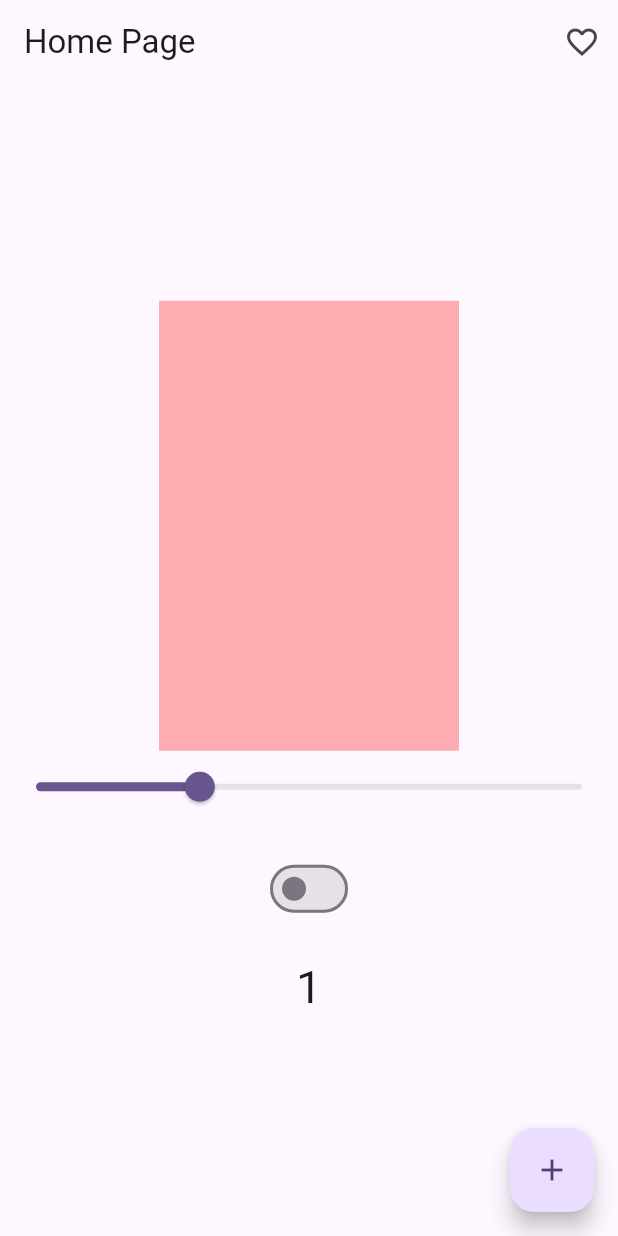
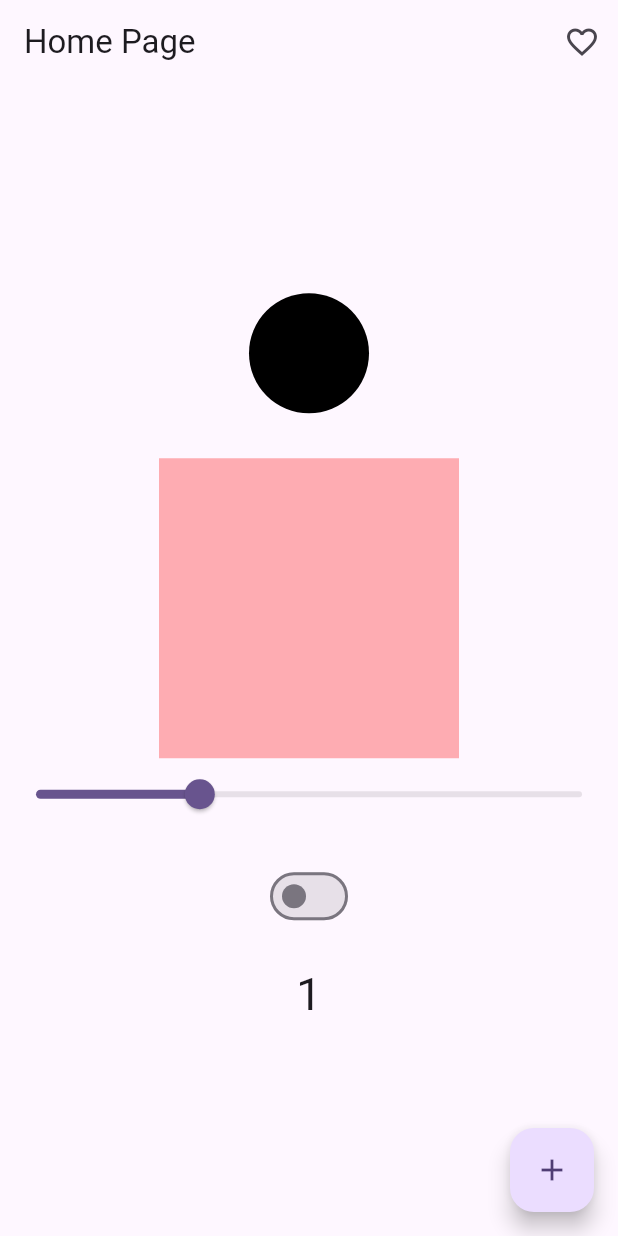
Before and after one commit to taufiqelahi/flutter_getx_mvvm, a Flutter app: the screen it shows after launch, on a phone screen of 412 x 824 dp. Run offline on Flutter 3.47's test engine with Material 3 defaults, Android fonts, the light colour scheme and no system bars; our stand-ins replace fluttertoast, get, image_picker.

Commit message:
Learn getx imagecontrollersection

```diff
--- a/lib/view/home_screen.dart
+++ b/lib/view/home_screen.dart
@@ -1,8 +1,11 @@
+import 'dart:io';
+
 import 'package:flutter/material.dart';
 import 'package:get/get.dart';
 import 'package:getx_mvvm/utlis/color/app_colors.dart';
 import 'package:getx_mvvm/view_model/counter_controller.dart';
 import 'package:getx_mvvm/view_model/favourite_controller.dart';
+import 'package:getx_mvvm/view_model/image_picker_controller.dart';
 import 'package:getx_mvvm/view_model/opacity_controller.dart';
 import 'package:getx_mvvm/view_model/switch_controller.dart';
 
@@ -14,6 +17,7 @@ class HomeScreen extends StatelessWidget {
     CounterController counterController = Get.put(CounterController());
     OpacityController opacityController = Get.put(OpacityController());
     SwitchController switchController = Get.put(SwitchController());
+    ImagePickerController imagePickerController=Get.put(ImagePickerController());
     FavouriteController favouriteController = Get.put(FavouriteController());
     return Scaffold(
       floatingActionButton: FloatingActionButton(
@@ -40,11 +44,24 @@ class HomeScreen extends StatelessWidget {
         child: Column(
           mainAxisSize: MainAxisSize.min,
           children: [
+            Obx(
+            ()=>InkWell(
+              onTap: () async {
+                await imagePickerController.getImage();
+              },
+              child: CircleAvatar(
+                  backgroundColor: Colors.black,
+                  radius: 40,
+               child: imagePickerController.imagePath.isNotEmpty?Image.file(File(imagePickerController.imagePath.value)):Container(),
+                ),
+            ),
+            ),
+            SizedBox(height: 30,),
             Obx(() {
               return Column(
                 children: [
                   Container(
-                    height: 300,
+                    height: 200,
                     width: 200,
                     color: AppColors.red
                         .withOpacity(opacityController.opacity.value),
--- /dev/null
+++ b/lib/view_model/image_picker_controller.dart
@@ -0,0 +1,14 @@
+import 'package:get/get.dart';
+import 'package:image_picker/image_picker.dart';
+
+class ImagePickerController extends GetxController{
+  ImagePicker imagePicker=ImagePicker();
+  RxString imagePath=''.obs;
+
+  getImage()async{
+final image=await imagePicker.pickImage(source: ImageSource.camera);
+if(image!=null){
+  imagePath.value=image.path.toString();
+}
+  }
+}
--- a/pubspec.yaml
+++ b/pubspec.yaml
@@ -40,6 +40,8 @@ dependencies:
   http: ^1.2.1
   fluttertoast: ^8.2.5
   flutter_localization: ^0.2.0
+  image_picker: ^1.1.2
+
 
 
 dev_dependencies:
```
Also changed, not shown: pubspec.lock, 5 other files.
